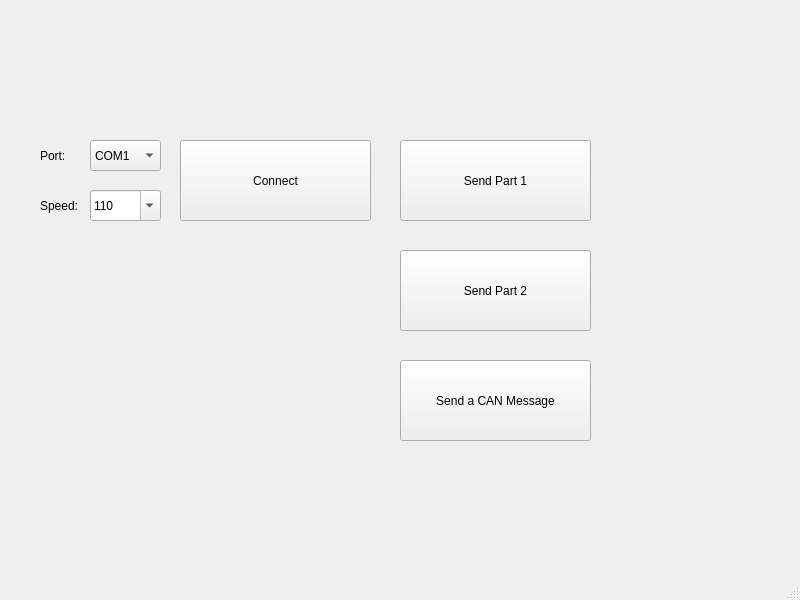
The window that MainWindow.ui (yjod22/OBDScanner) describes before a commit, drawn with Qt 5.
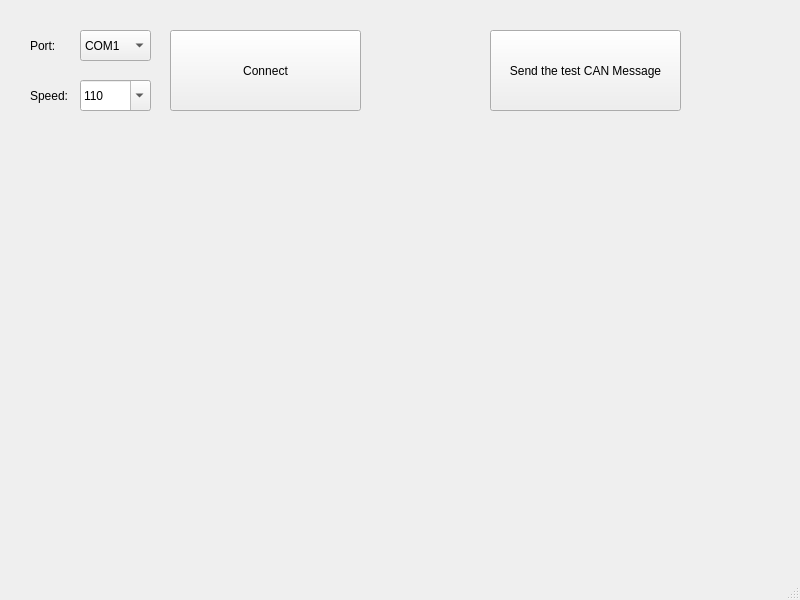
The same window after the commit.

Commit message: remove unused buttons in gui

```diff
--- a/MainWindow.ui
+++ b/MainWindow.ui
@@ -17,8 +17,8 @@
    <widget class="QPushButton" name="connectButton">
     <property name="geometry">
      <rect>
-      <x>180</x>
-      <y>140</y>
+      <x>170</x>
+      <y>30</y>
       <width>191</width>
       <height>81</height>
      </rect>
@@ -27,56 +27,30 @@
      <string>Connect</string>
     </property>
    </widget>
-   <widget class="QPushButton" name="sendPart1Button">
-    <property name="geometry">
-     <rect>
-      <x>400</x>
-      <y>140</y>
-      <width>191</width>
-      <height>81</height>
-     </rect>
-    </property>
-    <property name="text">
-     <string>Send Part 1</string>
-    </property>
-   </widget>
-   <widget class="QPushButton" name="sendPart2Button">
-    <property name="geometry">
-     <rect>
-      <x>400</x>
-      <y>250</y>
-      <width>191</width>
-      <height>81</height>
-     </rect>
-    </property>
-    <property name="text">
-     <string>Send Part 2</string>
-    </property>
-   </widget>
    <widget class="QPushButton" name="sendCANMessageButton">
     <property name="geometry">
      <rect>
-      <x>400</x>
-      <y>360</y>
+      <x>490</x>
+      <y>30</y>
       <width>191</width>
       <height>81</height>
      </rect>
     </property>
     <property name="text">
-     <string>Send a CAN Message</string>
+     <string>Send the test CAN Message</string>
     </property>
    </widget>
    <widget class="QComboBox" name="portComboBox">
     <property name="geometry">
      <rect>
-      <x>90</x>
-      <y>140</y>
+      <x>80</x>
+      <y>30</y>
       <width>71</width>
       <height>31</height>
      </rect>
     </property>
     <property name="currentText">
-     <string>COM8</string>
+     <string>COM1</string>
     </property>
     <item>
      <property name="text">
@@ -127,8 +101,8 @@
    <widget class="QComboBox" name="baudRateComboBox">
     <property name="geometry">
      <rect>
-      <x>90</x>
-      <y>190</y>
+      <x>80</x>
+      <y>80</y>
       <width>71</width>
       <height>31</height>
      </rect>
@@ -137,7 +111,7 @@
      <bool>true</bool>
     </property>
     <property name="currentText">
-     <string>921600</string>
+     <string>110</string>
     </property>
     <item>
      <property name="text">
@@ -218,8 +192,8 @@
    <widget class="QLabel" name="portLabel">
     <property name="geometry">
      <rect>
-      <x>40</x>
-      <y>140</y>
+      <x>30</x>
+      <y>30</y>
       <width>41</width>
       <height>31</height>
      </rect>
@@ -231,8 +205,8 @@
    <widget class="QLabel" name="speedLabel">
     <property name="geometry">
      <rect>
-      <x>40</x>
-      <y>190</y>
+      <x>30</x>
+      <y>80</y>
       <width>41</width>
       <height>31</height>
      </rect>
```
The commit also changes 3 other files.
